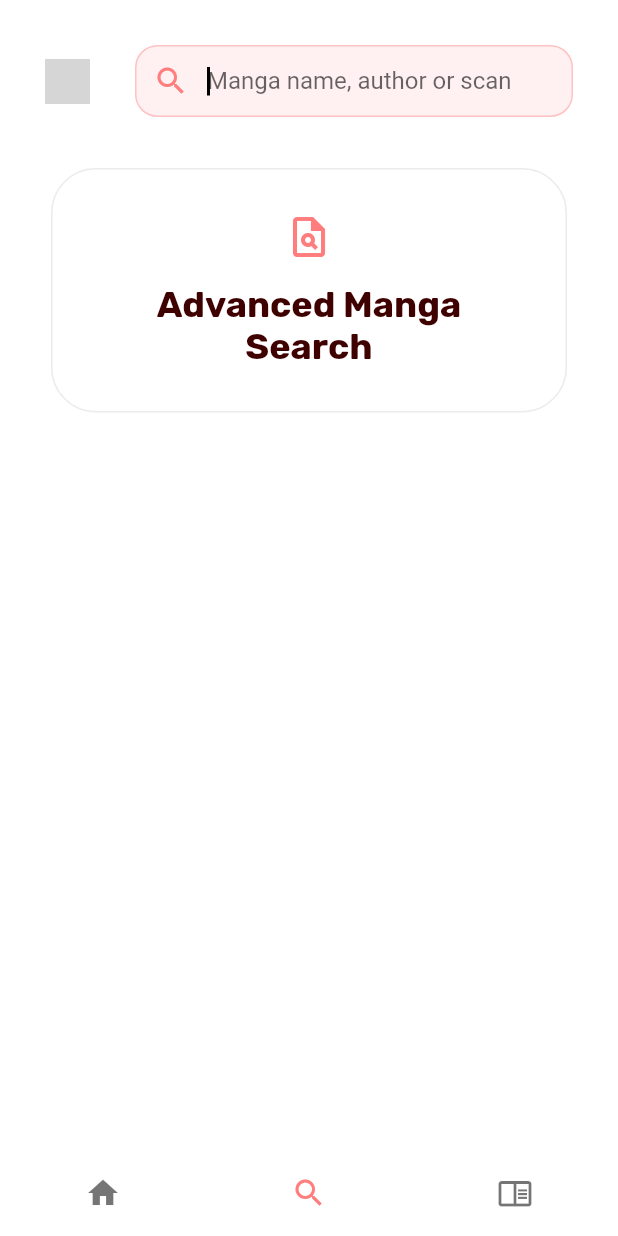
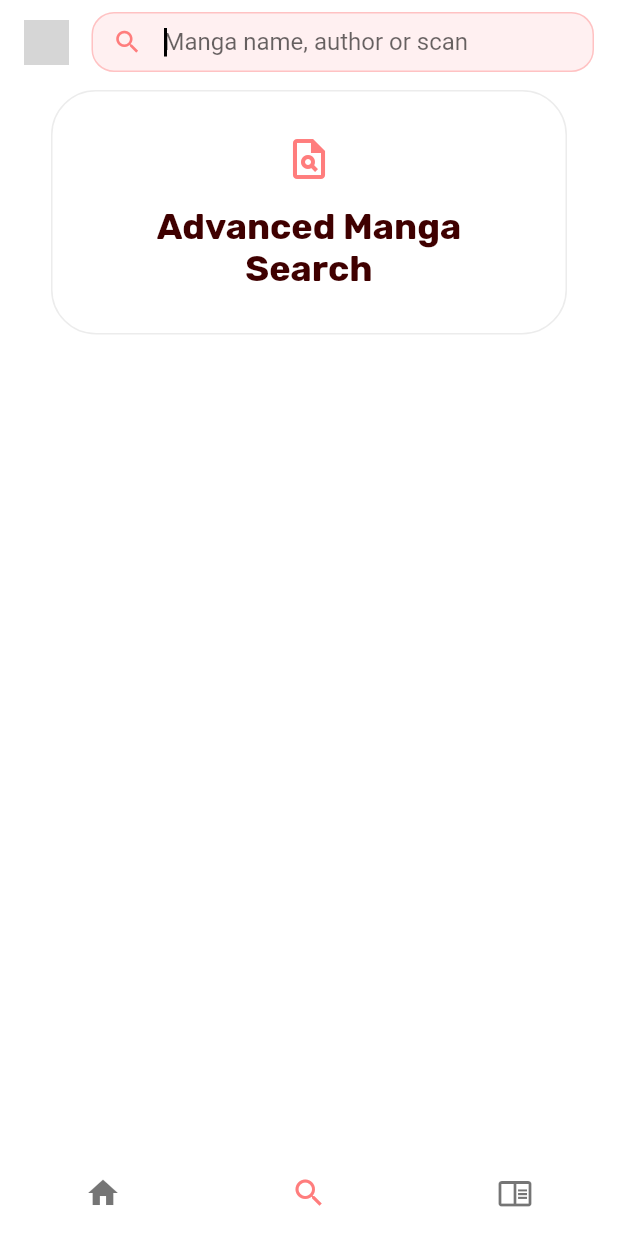
Before and after one commit to duduBTW/mangadexMobile, a Flutter app: the screen it shows after launch, swiped to page 2, on a phone screen of 412 x 824 dp. Run offline on Flutter 3.47's test engine with Material 2 defaults, Android fonts, the phone set to English and light mode, and no system bars; our stand-ins replace dio, expandable_page_view, flutter_secure_storage, google_fonts, infinite_scroll_pagination, timeago; missing offline and left inert: flag; network calls fail; grey boxes are pictures that could not be loaded.

Commit message:
sliver on search

```diff
--- a/lib/components/home/landing/index.dart
+++ b/lib/components/home/landing/index.dart
@@ -16,8 +16,6 @@ class _LandingState extends State<Landing> {
   @override
   void initState() {
     super.initState();
-
-    print("Build");
 
     Provider.of<MangaController>(context, listen: false).getRecentMangas();
     // UserController.getUserFollowedMangas(30, 0)
--- a/lib/components/home/search/index.dart
+++ b/lib/components/home/search/index.dart
@@ -14,12 +14,41 @@ class SearchTab extends StatefulWidget {
 
 class _SearchTabState extends State<SearchTab>
     with AutomaticKeepAliveClientMixin<SearchTab> {
+  ScrollController _controller = new ScrollController();
+
   String searchValue = "";
   bool showSearch = true;
+  bool showScrollUp = false;
+
   void onChange(newValue) {
     setState(() {
       searchValue = newValue;
     });
+  }
+
+  @override
+  void initState() {
+    super.initState();
+    _controller.addListener(onScroll);
+  }
+
+  void onScroll() {
+    print(_controller.position.atEdge);
+    if (_controller.position.pixels != 0) {
+      if (!showScrollUp) {
+        setState(() {
+          showScrollUp = true;
+        });
+      }
+
+      return;
+    }
+
+    if (showScrollUp) {
+      setState(() {
+        showScrollUp = false;
+      });
+    }
   }
 
   void onSubmitted() {
@@ -35,12 +64,18 @@ class _SearchTabState extends State<SearchTab>
     super.build(context);
 
     return SafeArea(
-      child: Column(crossAxisAlignment: CrossAxisAlignment.start, children: [
-        Row(
+      child: NestedScrollView(
+        controller: _controller,
+        headerSliverBuilder: (context, value) => [
+          SliverAppBar(
+            floating: true,
+            backgroundColor: Colors.transparent,
+            leading: Container(
+              width: 0,
+            ),
+            leadingWidth: 0,
+            title: Row(
               children: [
-            SizedBox(
-              width: 30,
-            ),
                 GestureDetector(
                   onTap: () => widget._scaffoldKey.currentState?.openDrawer(),
                   child: CircleAvatar(
@@ -53,14 +88,18 @@ class _SearchTabState extends State<SearchTab>
                 Expanded(child: SearchInput(onChange, onSubmitted)),
               ],
             ),
-        showSearch
+            actions: [Container()],
+          )
+        ],
+        body: showSearch
             ? SearchType(
                 searchValue: searchValue,
               )
             : Expanded(
-                child: SearchPage(),
+                child: SearchPage(
+                    controller: _controller, showScrollUp: showScrollUp),
               ),
-      ]),
+      ),
     );
   }
 
@@ -101,8 +140,9 @@ class _SearchInputState extends State<SearchInput> {
 
   @override
   Widget build(BuildContext context) {
-    return Padding(
-      padding: const EdgeInsets.all(30),
+    return Container(
+      height: 40,
+      padding: const EdgeInsets.only(left: 15),
       child: TextField(
         onEditingComplete: () {
           FocusScope.of(context).unfocus();
@@ -115,11 +155,13 @@ class _SearchInputState extends State<SearchInput> {
           prefixIcon: Icon(
             Icons.search,
             color: Theme.of(context).primaryColor,
+            size: 20,
           ),
           filled: true,
           fillColor: Theme.of(context).accentColor,
           hintText: 'Manga name, author or scan',
-          contentPadding: const EdgeInsets.only(left: 30, bottom: 10, top: 10),
+          contentPadding: const EdgeInsets.only(left: 0, bottom: 0, top: 0),
+          isDense: true,
           border: OutlineInputBorder(
             borderRadius: BorderRadius.circular(15),
           ),
--- a/lib/main.dart
+++ b/lib/main.dart
@@ -45,7 +45,6 @@ class MyApp extends StatelessWidget {
         home: HomePage(http),
         routes: {
           '/manga/list': (ctx) => MangaList(),
-          '/search': (ctx) => SearchPage(),
           '/search/filters/manga': (ctx) => MangaFilters(),
           // '/reader': (ctx) => MangaReader(),
         },
--- a/lib/service/http.dart
+++ b/lib/service/http.dart
@@ -39,8 +39,9 @@ class MangadexService {
         if (valid != null) {
           validUntil = DateTime.parse(valid);
         } else {
-          handler.reject(
-              DioError(error: "validUntil not found", requestOptions: options));
+          return handler.next(options);
+          // handler.reject(
+          //     DioError(error: "validUntil not found", requestOptions: options));
         }
       }
 
```
Also changed, not shown: lib/pages/search/index.dart (+20 -1 lines). Lines whose indentation alone changed are shown as unchanged.
